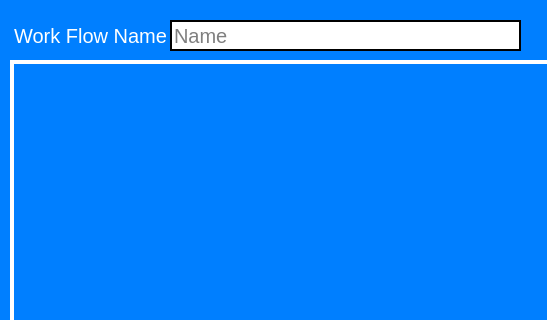
ChanJiaJin/SIT-CAPSTONE, file pyqt5_files/workFlow_editor.ui: the form before one commit; both pictures show x 0 to 547 and y 0 to 320 of the 1000 by 800 pixel window.
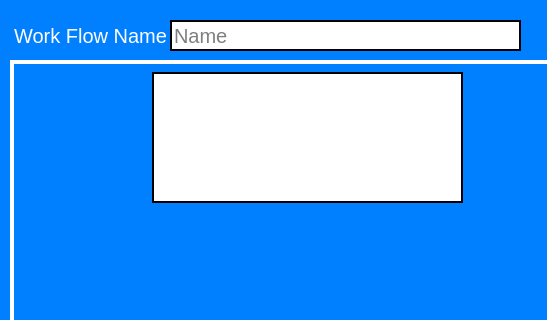
The form after the commit.

Commit message: Added changeStatus_window, added workflow phase cards to workflow_editor and projectWindow. Added issues page to projectWindow

```diff
--- a/pyqt5_files/workFlow_editor.ui
+++ b/pyqt5_files/workFlow_editor.ui
@@ -157,6 +157,128 @@
         <height>627</height>
        </rect>
       </property>
+      <widget class="QGroupBox" name="issueBoard_card">
+       <property name="geometry">
+        <rect>
+         <x>140</x>
+         <y>10</y>
+         <width>311</width>
+         <height>131</height>
+        </rect>
+       </property>
+       <property name="styleSheet">
+        <string notr="true">background-color: white;
+color: black;
+border: 2px solid black;
+font-size: 20x;</string>
+       </property>
+       <property name="title">
+        <string/>
+       </property>
+       <widget class="QLabel" name="phase_name">
+        <property name="geometry">
+         <rect>
+          <x>10</x>
+          <y>10</y>
+          <width>281</width>
+          <height>16</height>
+         </rect>
+        </property>
+        <property name="styleSheet">
+         <string notr="true">border: none;
+font-size: 15px;
+font-weight: bold;</string>
+        </property>
+        <property name="text">
+         <string>&lt;Phase:&gt;</string>
+        </property>
+       </widget>
+       <widget class="QLabel" name="phase_status">
+        <property name="geometry">
+         <rect>
+          <x>10</x>
+          <y>30</y>
+          <width>281</width>
+          <height>16</height>
+         </rect>
+        </property>
+        <property name="styleSheet">
+         <string notr="true">border: none;
+font-size: 15px;</string>
+        </property>
+        <property name="text">
+         <string>&lt;Status:&gt;</string>
+        </property>
+       </widget>
+       <widget class="QLabel" name="phase_openIssues_count">
+        <property name="geometry">
+         <rect>
+          <x>10</x>
+          <y>70</y>
+          <width>281</width>
+          <height>16</height>
+         </rect>
+        </property>
+        <property name="styleSheet">
+         <string notr="true">border: none;
+font-size: 15px;</string>
+        </property>
+        <property name="text">
+         <string>&lt;Open Issues:&gt;</string>
+        </property>
+       </widget>
+       <widget class="QLabel" name="phase_totalIssues_count">
+        <property name="geometry">
+         <rect>
+          <x>10</x>
+          <y>50</y>
+          <width>291</width>
+          <height>16</height>
+         </rect>
+        </property>
+        <property name="styleSheet">
+         <string notr="true">border: none;
+font-size: 15px;</string>
+        </property>
+        <property name="text">
+         <string>&lt;Total issues:&gt;</string>
+        </property>
+       </widget>
+       <widget class="QLabel" name="phase_internal_flowName">
+        <property name="geometry">
+         <rect>
+          <x>10</x>
+          <y>110</y>
+          <width>281</width>
+          <height>16</height>
+         </rect>
+        </property>
+        <property name="styleSheet">
+         <string notr="true">border: none;
+font-size: 15px;</string>
+        </property>
+        <property name="text">
+         <string>&lt;Internal Flow:&gt;</string>
+        </property>
+       </widget>
+       <widget class="QLabel" name="phase_totalDocs_count">
+        <property name="geometry">
+         <rect>
+          <x>10</x>
+          <y>90</y>
+          <width>281</width>
+          <height>16</height>
+         </rect>
+        </property>
+        <property name="styleSheet">
+         <string notr="true">border: none;
+font-size: 15px;</string>
+        </property>
+        <property name="text">
+         <string>&lt;No. of docs:&gt;</string>
+        </property>
+       </widget>
+      </widget>
      </widget>
     </widget>
    </widget>
```
The commit also changes 2 other files.
